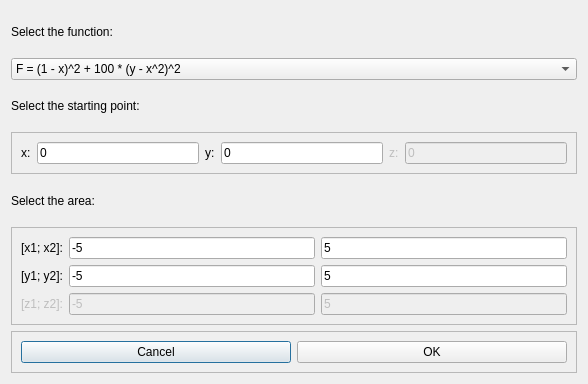
Above: graphicApp/graphicApp/select_function.ui from Daniil-Vlasenko/SPbUProgrammingForProbabilisticProblems before the change. Below: the same form after it.
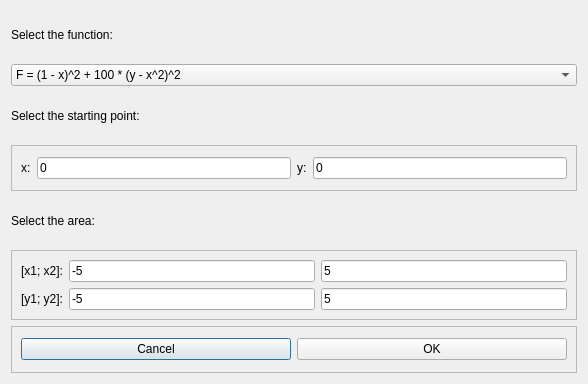
That is the form after the change.

Diff of the .ui file:
```diff
--- a/graphicApp/graphicApp/select_function.ui
+++ b/graphicApp/graphicApp/select_function.ui
@@ -56,11 +56,6 @@
        <string>F = (1.5 - x + x * y)^2 + (2.25 - x + x * y^2)^2 + (2.625 - x + x * y^3)^2</string>
       </property>
      </item>
-     <item>
-      <property name="text">
-       <string>F = 100 * (y - x^2)^2 + (x - 1)^2 + 100 * (z - y^2)^2 + (y - 1)^2</string>
-      </property>
-     </item>
     </widget>
    </item>
    <item>
@@ -107,26 +102,6 @@
         </property>
        </widget>
       </item>
-      <item>
-       <widget class="QLabel" name="label_9">
-        <property name="enabled">
-         <bool>false</bool>
-        </property>
-        <property name="text">
-         <string>z:</string>
-        </property>
-       </widget>
-      </item>
-      <item>
-       <widget class="QLineEdit" name="lineEdit_z">
-        <property name="enabled">
-         <bool>false</bool>
-        </property>
-        <property name="text">
-         <string>0</string>
-        </property>
-       </widget>
-      </item>
      </layout>
     </widget>
    </item>
@@ -146,13 +121,6 @@
       <enum>QFrame::Raised</enum>
      </property>
      <layout class="QGridLayout" name="gridLayout">
-      <item row="0" column="0">
-       <widget class="QLabel" name="label_3">
-        <property name="text">
-         <string>[x1; x2]:</string>
-        </property>
-       </widget>
-      </item>
       <item row="0" column="1">
        <widget class="QLineEdit" name="lineEdit_x1">
         <property name="text">
@@ -167,13 +135,6 @@
         </property>
        </widget>
       </item>
-      <item row="1" column="0">
-       <widget class="QLabel" name="label_4">
-        <property name="text">
-         <string>[y1; y2]:</string>
-        </property>
-       </widget>
-      </item>
       <item row="1" column="1">
        <widget class="QLineEdit" name="lineEdit_y1">
         <property name="text">
@@ -188,33 +149,17 @@
         </property>
        </widget>
       </item>
-      <item row="2" column="0">
-       <widget class="QLabel" name="label_7">
-        <property name="enabled">
-         <bool>false</bool>
-        </property>
+      <item row="1" column="0">
+       <widget class="QLabel" name="label_4">
         <property name="text">
-         <string>[z1; z2]:</string>
+         <string>[y1; y2]:</string>
         </property>
        </widget>
       </item>
-      <item row="2" column="1">
-       <widget class="QLineEdit" name="lineEdit_z1">
-        <property name="enabled">
-         <bool>false</bool>
-        </property>
+      <item row="0" column="0">
+       <widget class="QLabel" name="label_3">
         <property name="text">
-         <string>-5</string>
-        </property>
-       </widget>
-      </item>
-      <item row="2" column="2">
-       <widget class="QLineEdit" name="lineEdit_z2">
-        <property name="enabled">
-         <bool>false</bool>
-        </property>
-        <property name="text">
-         <string>5</string>
+         <string>[x1; x2]:</string>
         </property>
        </widget>
       </item>
```
